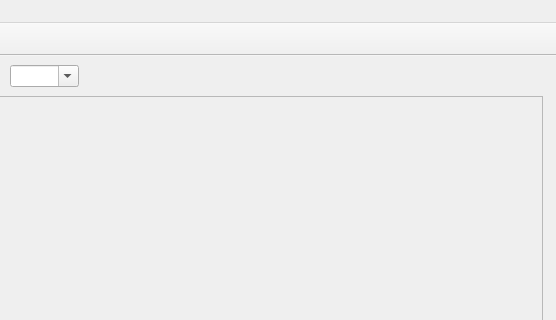
Before: the Qt Designer form main.ui in yusp75/plc-recorder, drawn with Qt 5; both pictures show x 340 to 896 and y 0 to 320 of the 896 by 740 pixel window.
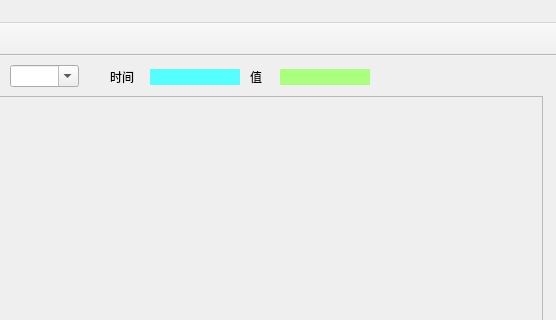
After: the same form once the commit is applied. Icons and pictures are not drawn.

What changed in the file:
```diff
--- a/main.ui
+++ b/main.ui
@@ -167,6 +167,76 @@
      <string>时间范围</string>
     </property>
    </widget>
+   <widget class="QLabel" name="label_3">
+    <property name="geometry">
+     <rect>
+      <x>450</x>
+      <y>13</y>
+      <width>31</width>
+      <height>16</height>
+     </rect>
+    </property>
+    <property name="text">
+     <string>时间</string>
+    </property>
+   </widget>
+   <widget class="QLabel" name="value_x">
+    <property name="geometry">
+     <rect>
+      <x>490</x>
+      <y>13</y>
+      <width>90</width>
+      <height>16</height>
+     </rect>
+    </property>
+    <property name="minimumSize">
+     <size>
+      <width>90</width>
+      <height>16</height>
+     </size>
+    </property>
+    <property name="styleSheet">
+     <string notr="true">background-color: rgb(85, 255, 255);</string>
+    </property>
+    <property name="text">
+     <string/>
+    </property>
+   </widget>
+   <widget class="QLabel" name="label_5">
+    <property name="geometry">
+     <rect>
+      <x>590</x>
+      <y>13</y>
+      <width>21</width>
+      <height>16</height>
+     </rect>
+    </property>
+    <property name="text">
+     <string>值</string>
+    </property>
+   </widget>
+   <widget class="QLabel" name="value_y">
+    <property name="geometry">
+     <rect>
+      <x>620</x>
+      <y>13</y>
+      <width>90</width>
+      <height>16</height>
+     </rect>
+    </property>
+    <property name="minimumSize">
+     <size>
+      <width>90</width>
+      <height>16</height>
+     </size>
+    </property>
+    <property name="styleSheet">
+     <string notr="true">background-color: rgb(170, 255, 127);</string>
+    </property>
+    <property name="text">
+     <string/>
+    </property>
+   </widget>
   </widget>
   <widget class="QMenuBar" name="menubar">
    <property name="geometry">
```
